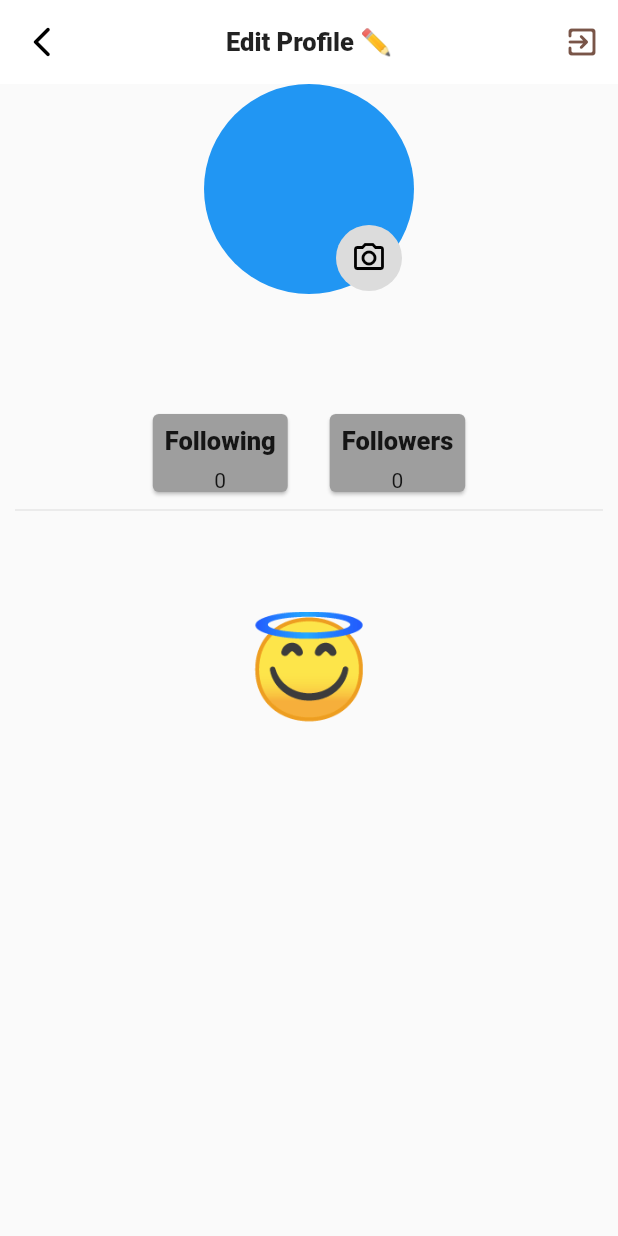
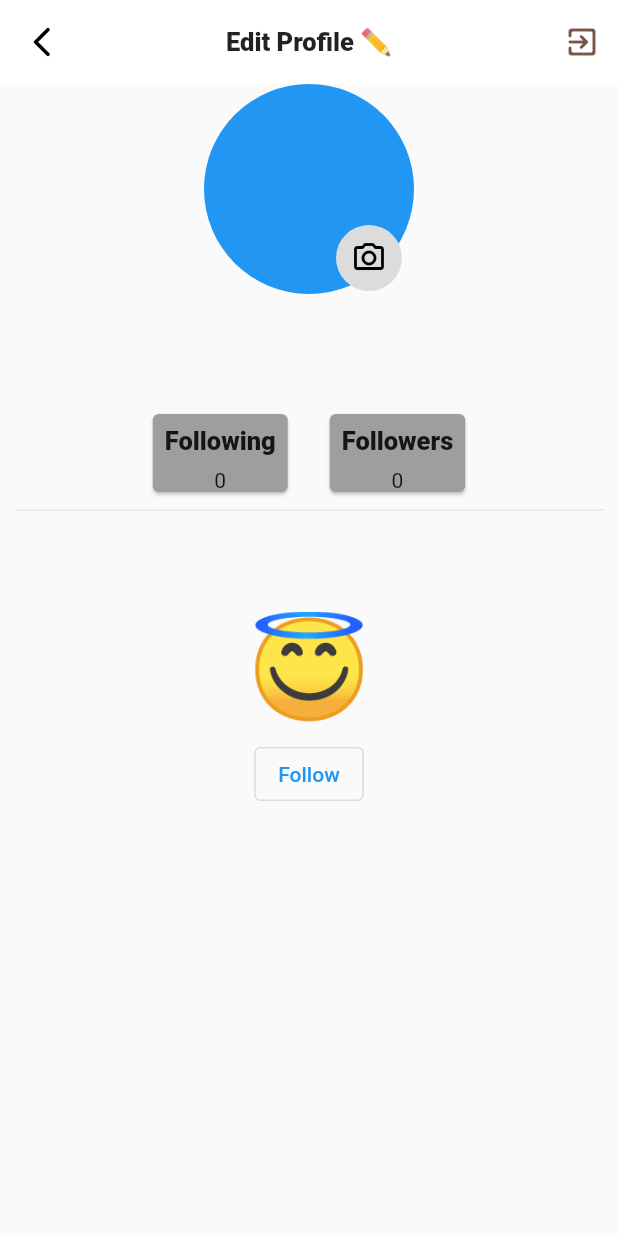
Before and after one commit to winfred56/Flutter, a Flutter app: the Profile screen opened directly with empty values, on a phone screen of 412 x 824 dp. Run offline on Flutter 3.47's test engine with Material 2 defaults, Android fonts, the phone set to English and light mode, and no system bars; our stand-ins replace bloc, carousel_slider, cloud_firestore, dartz, device_preview, easy_splash_screen and 17 more; missing offline and left inert: data_connection_checker_nulls; accounts and stored records are empty.

Commit message:
:100: view profile

```diff
--- a/dawurobo/lib/src/profile/presentation/pages/profile.dart
+++ b/dawurobo/lib/src/profile/presentation/pages/profile.dart
@@ -140,6 +140,13 @@ class _ProfileState extends State<Profile> {
                               '😇',
                               style: TextStyle(fontSize: 65),
                             )),
+
+                        Padding(
+                          padding: const EdgeInsets.all(8.0),
+                          child: OutlinedButton(onPressed: (){
+                            //TODO: Send a push notification to user {@username started following you}
+                          }, child: const Text('Follow')),
+                        )
                       ],
                     ),
                   ),
```
